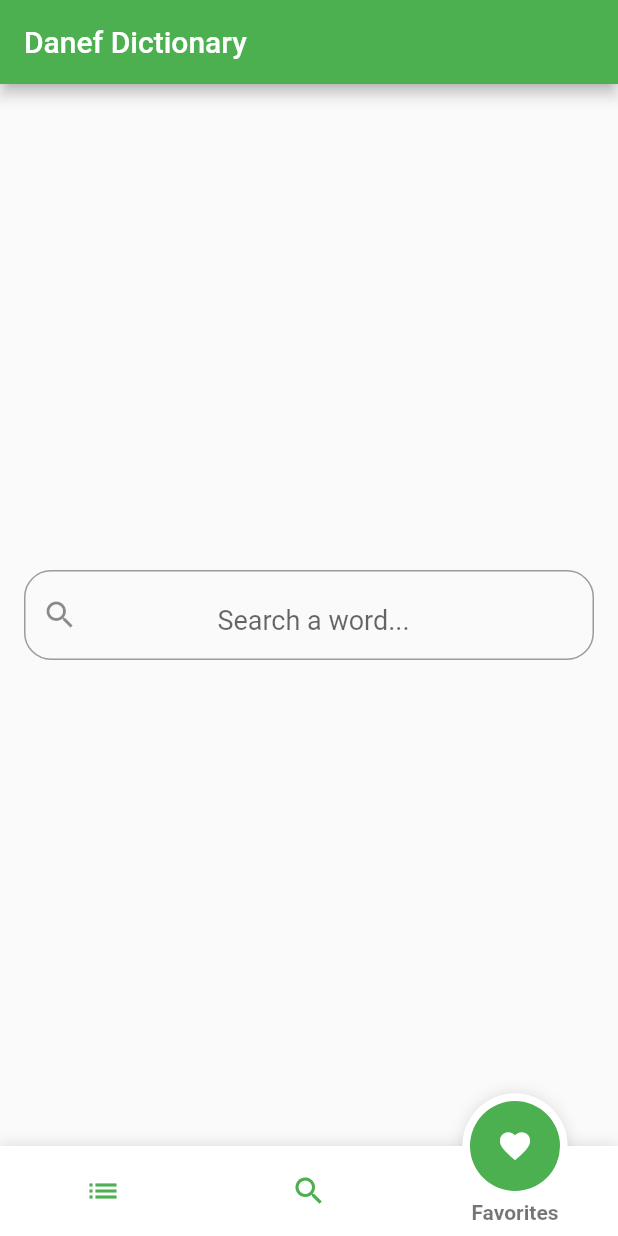
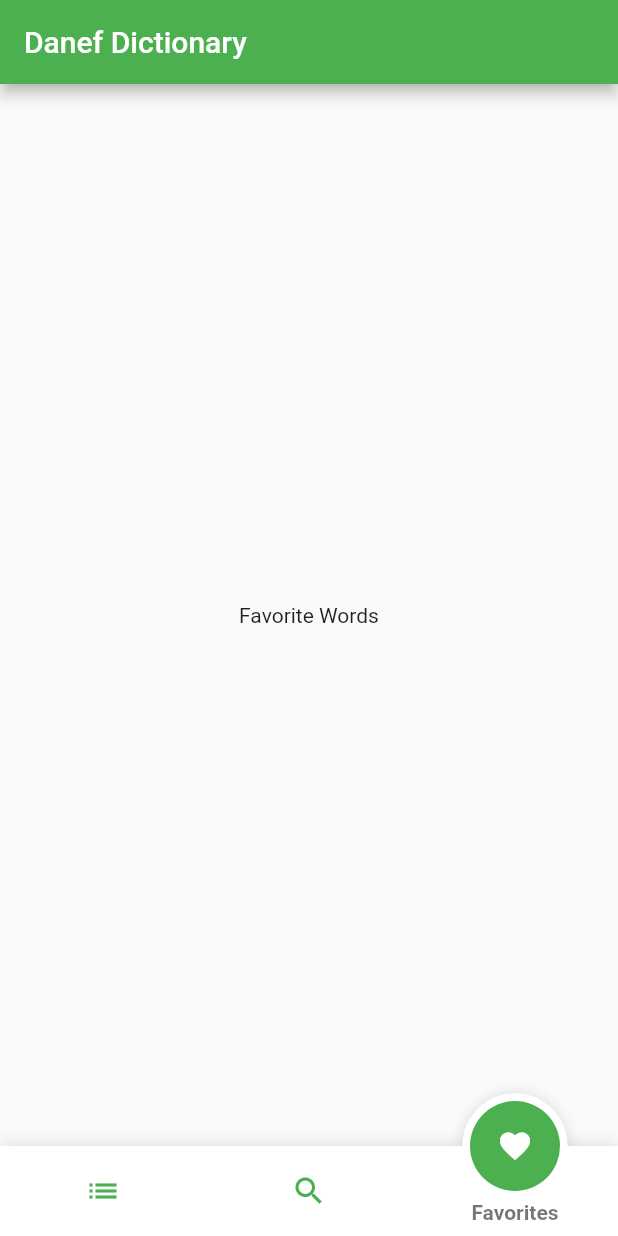
Before and after one commit to SametSahin10/danef-dictionary, a Flutter app: the screen it shows after launch, item 3 of the bottom bar chosen, on a phone screen of 412 x 824 dp. Run offline on Flutter 3.47's test engine with Material 2 defaults, Android fonts, the phone set to English and light mode, and no system bars; drawn by our look-alikes of fancy_bottom_navigation, flutter_typeahead; generated files the repository leaves out were written again; network calls fail.

Commit message:
Added two more tabs

```diff
--- /dev/null
+++ b/lib/screens/favorite_words.dart
@@ -0,0 +1,8 @@
+import 'package:flutter/material.dart';
+
+class FavoriteWords extends StatelessWidget {
+  @override
+  Widget build(BuildContext context) {
+    return Center(child: Text('Favorite Words'));
+  }
+}
--- a/lib/screens/home_page.dart
+++ b/lib/screens/home_page.dart
@@ -1,3 +1,5 @@
+import 'package:danef_dictionary/screens/Archive.dart';
+import 'package:danef_dictionary/screens/favorite_words.dart';
 import 'package:danef_dictionary/screens/search_field_page.dart';
 import 'package:fancy_bottom_navigation/fancy_bottom_navigation.dart';
 import 'package:flutter/material.dart';
@@ -8,16 +10,24 @@ class HomePage extends StatefulWidget {
 }
 
 class _HomePageState extends State<HomePage> {
+  int _currentIndex = 1;
+  List<Widget> tabs = [
+    Archive(),
+    SearchFieldPage(),
+    FavoriteWords()
+  ];
+
   @override
   Widget build(BuildContext context) {
     return Scaffold(
       appBar: AppBar(
         title: Text('Danef Dictionary'),
       ),
-      body: SearchFieldPage(),
+      body: tabs[_currentIndex],
       bottomNavigationBar: FancyBottomNavigation(
         arcHeight: 65,
         circleHeight: 50,
+        initialSelection: 1,
         tabs: [
           TabData(iconData: Icons.list, title: 'Word List'),
           TabData(iconData: Icons.search, title: 'Search'),
@@ -25,7 +35,7 @@ class _HomePageState extends State<HomePage> {
         ],
         onTabChangedListener: (position) {
           setState(() {
-            print('changing tabs');
+            _currentIndex = position;
           });
         },
       ),
```
Also changed, not shown: lib/screens/Archive.dart (added, +8 -0 lines).
